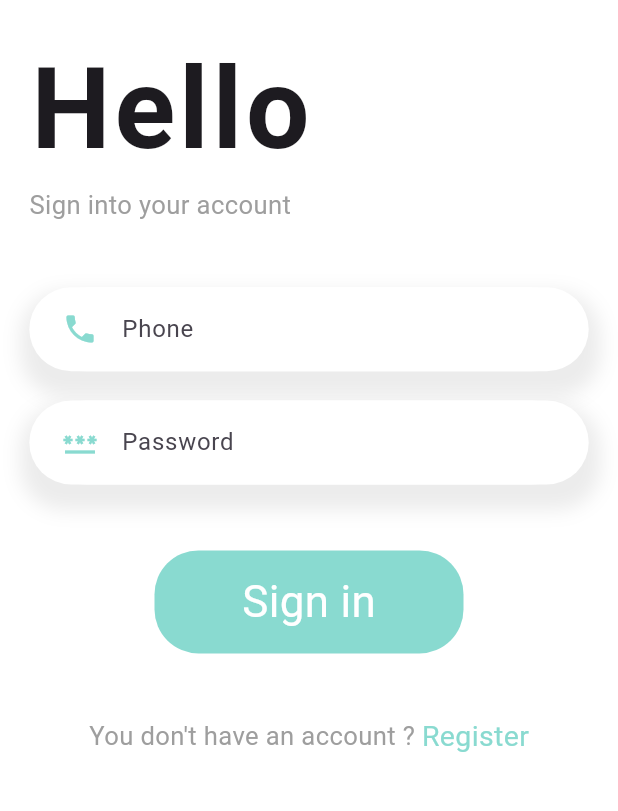
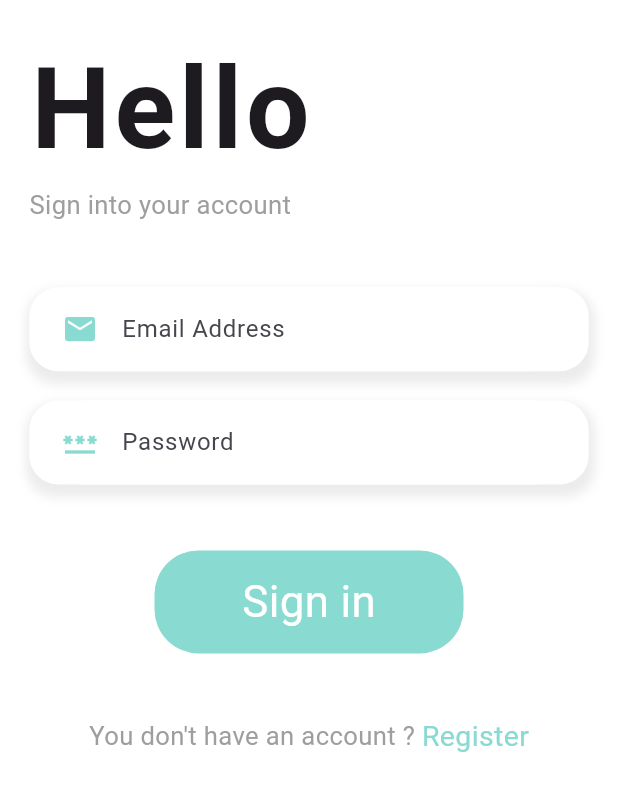
Before and after one commit to MuhammadNasser-BiiMBo/Flutter-FoodDeliveryApp, a Flutter app: the SignInPage screen opened directly, on a phone screen of 412 x 824 dp, the part 313-1124 px from its top. Run offline on Flutter 3.47's test engine with Material 2 defaults, Android fonts, the phone set to English and light mode, and no system bars; our stand-ins replace dots_indicator, get, shared_preferences; accounts and stored records are empty; network calls fail.

Commit message:
Login and Register successfully Completed

```diff
--- a/lib/main.dart
+++ b/lib/main.dart
@@ -28,9 +28,8 @@ class MyApp extends StatelessWidget {
       builder:(_)=> GetBuilder<RecommendedProductController>(
         builder:(_)=> GetMaterialApp(
           theme: ThemeData(useMaterial3: true),
-          // initialRoute: RouteHelper.getSplashPage(),
-          // getPages: RouteHelper.routes,
-          home: SignUpPage(),
+          initialRoute: RouteHelper.getSplashPage(),
+          getPages: RouteHelper.routes,
           debugShowCheckedModeBanner: false,
         ),
       ),
--- /dev/null
+++ b/lib/models/login_model.dart
@@ -0,0 +1,12 @@
+class LoginModel {
+  String emailAddress;
+  String password;
+  LoginModel({required this.emailAddress,required this.password});
+
+  Map<String, dynamic> toJson(){
+    return{
+      'email':emailAddress,
+      'password':password,
+    };
+  }
+}
--- a/lib/pages/auth/sign_in_page.dart
+++ b/lib/pages/auth/sign_in_page.dart
@@ -1,5 +1,6 @@
 import 'package:flutter/material.dart';
 import 'package:food_delivery_app/constants/colors.dart';
+import 'package:food_delivery_app/controllers/auth_controller.dart';
 import 'package:food_delivery_app/pages/auth/sign_up_page.dart';
 import 'package:food_delivery_app/widgets/big_text.dart';
 import 'package:food_delivery_app/widgets/small_text.dart';
@@ -11,13 +12,14 @@ import '../../constants/dimensions.dart';
 class SignInPage extends StatelessWidget {
   SignInPage({super.key});
   var passwordController = TextEditingController();
-  var phoneController = TextEditingController();
+  var emailController = TextEditingController();
 
   @override
   Widget build(BuildContext context) {
     return Scaffold(
       backgroundColor: Colors.white,
-      body: SingleChildScrollView(
+      body: GetBuilder<AuthController>(builder: (authController) {
+        return SingleChildScrollView(
           physics: const BouncingScrollPhysics(),
           child: Column(
             children: [
@@ -61,9 +63,9 @@ class SignInPage extends StatelessWidget {
               ),
               // phone
               AppTextField(
-              hint: 'Phone',
-              icon: Icons.phone,
-              controller: phoneController,
+                hint: 'Email Address',
+                icon: Icons.email,
+                controller: emailController,
                 iconColor: AppColors.mainColor,
               ),
               SizedBox(
@@ -77,10 +79,16 @@ class SignInPage extends StatelessWidget {
                 controller: passwordController,
                 iconColor: AppColors.mainColor,
               ),
+              SizedBox(height: Dimensions.height45,),
               // Sign up button
-            Container(
-              margin: EdgeInsets.only(
-                  top: Dimensions.height45, bottom: Dimensions.height45),
+              !authController.isLoading?GestureDetector(
+                onTap: () {
+                  authController.login(
+                    emailAddress: emailController.text,
+                    userPassword: passwordController.text,
+                  );
+                },
+                child: Container(
                   width: Dimensions.screenWidth / 2,
                   height: Dimensions.screenHeight / 12,
                   decoration: BoxDecoration(
@@ -93,6 +101,13 @@ class SignInPage extends StatelessWidget {
                     size: 30,
                   )),
                 ),
+              ):
+              const Center(
+                child: CircularProgressIndicator(
+                  color: AppColors.mainColor,
+                ),
+              ),
+              SizedBox(height: Dimensions.height45,),
               Row(
                 mainAxisAlignment: MainAxisAlignment.center,
                 children: [
@@ -108,14 +123,15 @@ class SignInPage extends StatelessWidget {
                       color: AppColors.mainColor,
                     ),
                     onTap: () {
-                    Get.to(SignUpPage(),transition: Transition.fade);
+                      Get.to(SignUpPage(), transition: Transition.fade);
                     },
                   ),
                 ],
               )
             ],
           ),
-      ),
+        );
+      }),
     );
   }
 }
--- a/lib/pages/home/home_page.dart
+++ b/lib/pages/home/home_page.dart
@@ -17,9 +17,10 @@ class HomePage extends StatefulWidget {
 
 class _HomePageState extends State<HomePage> {
   int _selectedIndex = 0;
+  // navigation pages
   List <Widget> pages =[
     const MainFoodPage(),
-    SignUpPage(),
+    Center(child: BigText(text: 'History'),),
     const CartHistoryPage(),
     const UserPage(),
 
--- a/lib/routes/route_helper.dart
+++ b/lib/routes/route_helper.dart
@@ -1,8 +1,9 @@
 import 'package:food_delivery_app/pages/Food/popular_food_details.dart';
 import 'package:food_delivery_app/pages/Food/recommended_food_details.dart';
+import 'package:food_delivery_app/pages/auth/sign_in_page.dart';
+import 'package:food_delivery_app/pages/auth/sign_up_page.dart';
 import 'package:food_delivery_app/pages/cart/cart_page.dart';
 import 'package:food_delivery_app/pages/home/home_page.dart';
-import 'package:food_delivery_app/pages/home/main_food_page.dart';
 import 'package:food_delivery_app/pages/splash/splash_screen.dart';
 import 'package:get/get.dart';
 
@@ -13,12 +14,16 @@ class RouteHelper {
   static const String popularFood = '/popular-food';
   static const String recommendedFood = '/recommended-food';
   static const String cartPage = '/cart-page';
+  static const String login = '/login-page';
+  static const String register = '/register-page';
 
   static String getInitial() => initial;
   static String getSplashPage() => splashPage;
   static String getPopularFood(int pageId) => '$popularFood?pageId=$pageId';
   static String getRecommendedFood(int pageId) => '$recommendedFood?pageId=$pageId';
-  static String getCartPage() => '$cartPage';
+  static String getCartPage() => cartPage;
+  static String getLoginPage() => login;
+  static String getRegisterPage() => register;
 
   static List<GetPage> routes = [
     GetPage(
@@ -58,5 +63,19 @@ class RouteHelper {
         },
         transition: Transition.fadeIn,
     ),
+    GetPage(
+        name: login,
+        page: () {
+          return  SignInPage();
+        },
+        transition: Transition.fadeIn,
+    ),
+    GetPage(
+        name: register,
+        page: () {
+          return  SignUpPage();
+        },
+        transition: Transition.fadeIn,
+    ),
   ];
 }
--- a/lib/widgets/text_field_widget.dart
+++ b/lib/widgets/text_field_widget.dart
@@ -17,12 +17,12 @@ class AppTextField extends StatelessWidget {
       margin: EdgeInsets.symmetric(horizontal: Dimensions.width20),
       decoration: BoxDecoration(
           color: Colors.white,
-          borderRadius: BorderRadius.circular(Dimensions.radius30),
+          borderRadius: BorderRadius.circular(Dimensions.radius20),
           boxShadow: [
             BoxShadow(
-                spreadRadius: 7,
-                blurRadius: 10,
-                offset: const Offset(1, 10),
+                spreadRadius: 3,
+                blurRadius: 5,
+                offset: const Offset(1, 5),
                 color: Colors.grey.withOpacity(0.2)
             )
           ]
@@ -37,7 +37,7 @@ class AppTextField extends StatelessWidget {
             prefixIcon:  Icon(icon,color: iconColor,),
             // focused border
             focusedBorder: OutlineInputBorder(
-                borderRadius: BorderRadius.circular(30),
+                borderRadius: BorderRadius.circular(Dimensions.radius20),
                 borderSide: const BorderSide(
                   width: 1,
                   color: Colors.white,
```
Also changed, not shown: lib/constants/constants.dart (+9 -1 lines), lib/controllers/auth_controller.dart (+100 -3 lines), lib/data/repository/auth_repo.dart (+27 -3 lines), lib/pages/auth/sign_up_page.dart (+19 -37 lines), lib/pages/cart/cart_page.dart (+7 -1 lines). Lines whose indentation alone changed are shown as unchanged.
